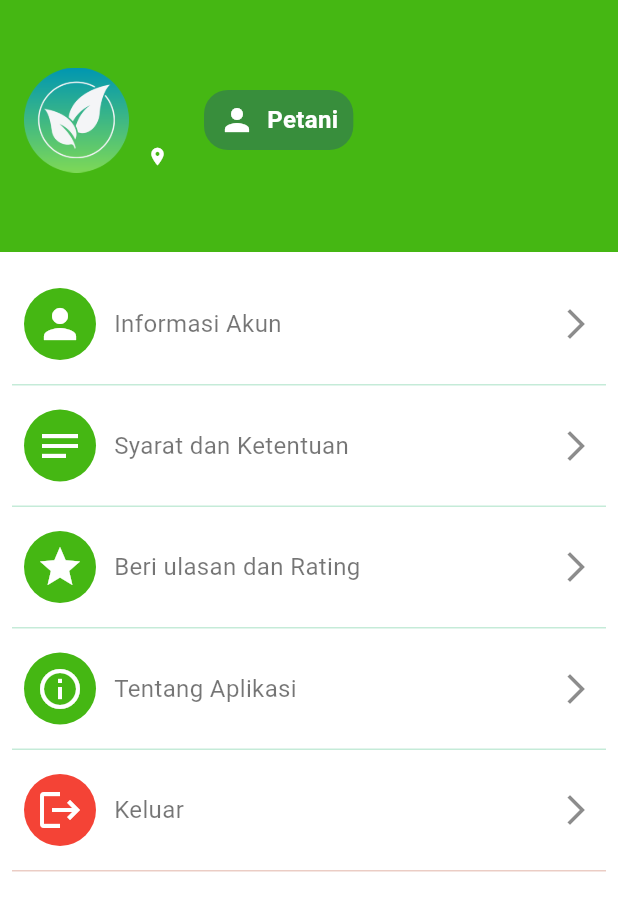
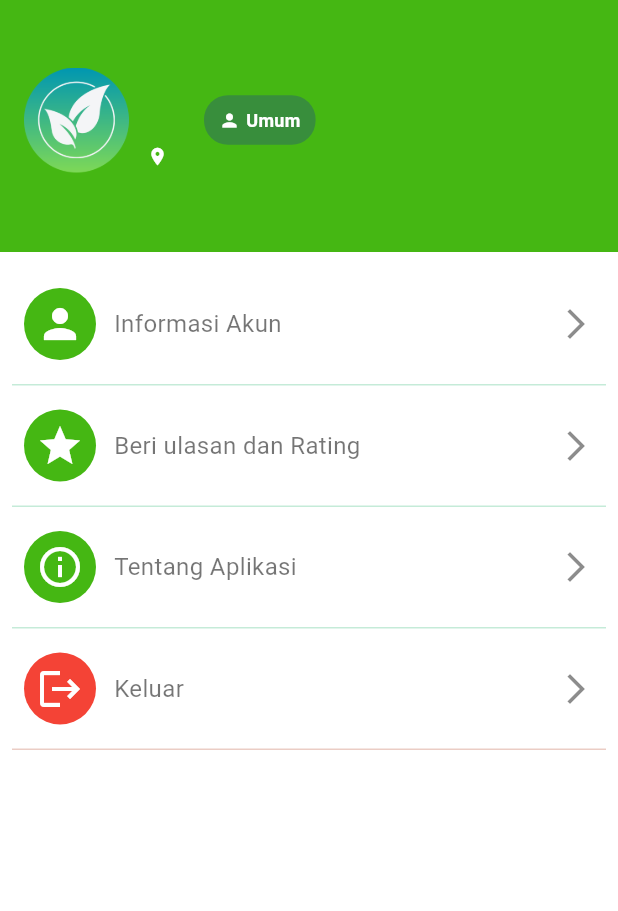
Before and after one commit to dodichakill/higrolyn, a Flutter app: the Profile screen opened directly, after a tap on "Beri ulasan dan Rating", on a phone screen of 412 x 824 dp. Shown: the top 911 px of the screen. Run offline on Flutter 3.47's test engine with Material 3 defaults, Android fonts, the light colour scheme and no system bars; our stand-ins replace another_flutter_splash_screen, camera, dio, flutter_gemini, flutter_onboarding_slider, permission_handler and 2 more; accounts and stored records are empty; network calls fail.

Commit message:
feat(profile): apply update data profile

```diff
--- /dev/null
+++ b/devtools_options.yaml
@@ -0,0 +1,3 @@
+description: This file stores settings for Dart & Flutter DevTools.
+documentation: https://docs.flutter.dev/tools/devtools/extensions#configure-extension-enablement-states
+extensions:
--- a/lib/views/Profile/profile_screen.dart
+++ b/lib/views/Profile/profile_screen.dart
@@ -3,6 +3,7 @@ import 'package:agrolyn/shared/constants.dart';
 import 'package:agrolyn/utils/assets_path.dart';
 import 'package:agrolyn/views/Profile/information_screen.dart';
 import 'package:agrolyn/views/Profile/terms_screen.dart';
+import 'package:agrolyn/widgets/deeplink.dart';
 import 'package:agrolyn/widgets/item_menu_profile.dart';
 import 'package:agrolyn/widgets/logout.dart';
 import 'package:flutter/material.dart';
@@ -10,10 +11,7 @@ import 'package:provider/provider.dart';
 import 'package:shared_preferences/shared_preferences.dart';
 
 class Profile extends StatelessWidget {
-  late final BuildContext context;
-  String? name, email, address, rolesId;
-
-  Profile({super.key});
+  const Profile({super.key});
 
   @override
   Widget build(BuildContext context) {
@@ -57,14 +55,25 @@ class Profile extends StatelessWidget {
                                                 '';
                                         String roleId =
                                             prefs.getString('roles_id') ?? '';
-
                                         return Row(children: [
                                           Row(
                                             children: [
-                                              Image.asset(
-                                                ImageAssets.logo,
-                                                width: 70,
-                                                height: 70,
+                                              ClipRRect(
+                                                borderRadius:
+                                                    BorderRadius.circular(16),
+                                                child: Image.network(
+                                                  imgProfile,
+                                                  height: 70,
+                                                  width: 70,
+                                                  errorBuilder: (context, error,
+                                                      stackTrace) {
+                                                    return Image.asset(
+                                                      ImageAssets.logo,
+                                                      height: 70,
+                                                      width: 70,
+                                                    );
+                                                  },
+                                                ),
                                               ),
                                               const SizedBox(
                                                 width: 12,
@@ -139,20 +148,22 @@ class Profile extends StatelessWidget {
                                               borderRadius:
                                                   BorderRadius.circular(16),
                                             ),
-                                            child: const Row(
+                                            child: Row(
                                               mainAxisSize: MainAxisSize.min,
                                               children: [
-                                                Icon(
+                                                const Icon(
                                                   Icons.person,
                                                   color: Colors.white,
-                                                  size: 24,
+                                                  size: 14,
                                                 ),
-                                                SizedBox(width: 8),
+                                                const SizedBox(width: 4),
                                                 Text(
-                                                  "Petani",
-                                                  style: TextStyle(
+                                                  roleId == "2"
+                                                      ? "Petani"
+                                                      : "Umum",
+                                                  style: const TextStyle(
                                                     color: Colors.white,
-                                                    fontSize: 16,
+                                                    fontSize: 12,
                                                     fontWeight: FontWeight.bold,
                                                   ),
                                                 ),
@@ -175,15 +186,16 @@ class Profile extends StatelessWidget {
                       const ItemMenuProfile(
                         icon: Icons.person,
                         name: "Informasi Akun",
-                        // page: InformationScreen(),
+                        page: InformationScreen(),
                       ),
-                      const ItemMenuProfile(
-                        icon: Icons.notes,
-                        name: "Syarat dan Ketentuan",
-                      ),
-                      const ItemMenuProfile(
+                      // const ItemMenuProfile(
+                      //   icon: Icons.notes,
+                      //   name: "Syarat dan Ketentuan",
+                      // ),
+                      ItemMenuProfile(
                         icon: Icons.star,
                         name: "Beri ulasan dan Rating",
+                        onTap: () => Deeplink.toPlaystore(null),
                       ),
                       const ItemMenuProfile(
                         icon: Icons.info_outline,
--- /dev/null
+++ b/lib/widgets/deeplink.dart
@@ -0,0 +1,35 @@
+import 'package:flutter/material.dart';
+import 'package:url_launcher/url_launcher.dart';
+
+class Deeplink {
+  static toPlaystore(context) async {
+    const String packageName =
+        "com.peat.GartenBank"; // Ganti dengan ID aplikasi Anda
+    final Uri marketUri = Uri.parse("market://details?id=$packageName");
+    final Uri playStoreUri =
+        Uri.parse("https://play.google.com/store/apps/details?id=$packageName");
+
+    try {
+      // Coba buka Play Store dengan URI market://
+      if (await canLaunchUrl(marketUri)) {
+        await launchUrl(marketUri, mode: LaunchMode.externalApplication);
+      } else {
+        // Jika gagal, gunakan fallback ke HTTP URL
+        if (await canLaunchUrl(playStoreUri)) {
+          await launchUrl(playStoreUri, mode: LaunchMode.externalApplication);
+        } else {
+          ScaffoldMessenger.of(context).showSnackBar(
+            const SnackBar(
+                backgroundColor: Colors.red,
+                content: Text(
+                  "Tidak dapat membuka halaman Play Store",
+                  style: TextStyle(color: Colors.white),
+                )),
+          );
+        }
+      }
+    } catch (e) {
+      print(e);
+    }
+  }
+}
--- a/lib/widgets/item_menu_profile.dart
+++ b/lib/widgets/item_menu_profile.dart
@@ -6,12 +6,14 @@ class ItemMenuProfile extends StatelessWidget {
   final String name;
   final IconData icon;
   final Widget? page;
+  final void Function()? onTap;
 
   const ItemMenuProfile({
     super.key,
     required this.name,
     required this.icon,
     this.page,
+    this.onTap,
   });
 
   @override
@@ -23,7 +25,8 @@ class ItemMenuProfile extends StatelessWidget {
                 context,
                 MaterialPageRoute(
                     builder: (context) => page != null ? page! : Container()))
-            : null
+            : null,
+        onTap != null ? onTap!() : null
       },
       child: Padding(
         padding: const EdgeInsets.all(8.0),
--- a/lib/widgets/text_input.dart
+++ b/lib/widgets/text_input.dart
@@ -5,17 +5,20 @@ class TextInput extends StatelessWidget {
   final String name;
   final String? defaultValue;
   final bool? isDisabled;
+  final TextEditingController controller;
   const TextInput(
       {super.key,
       required this.name,
       this.defaultValue,
-      this.isDisabled = false});
+      this.isDisabled = false,
+      required this.controller});
 
   @override
   Widget build(BuildContext context) {
     return TextFormField(
       enabled: isDisabled == false ? true : false,
       initialValue: defaultValue,
+      controller: controller,
       decoration: InputDecoration(
         labelText: name,
         focusColor: MyColors.primaryColorDark,
--- a/pubspec.yaml
+++ b/pubspec.yaml
@@ -49,6 +49,8 @@ dependencies:
   shared_preferences: ^2.3.3
   flutter_gemini: ^2.0.5
   youtube_player_flutter: ^9.1.1
+  url_launcher: ^6.3.1
+  change_app_package_name: ^1.4.0
 
 dev_dependencies:
   flutter_test:
```
Also changed, not shown: lib/api/auth_service.dart (+58 -8 lines), lib/views/Profile/information_screen.dart (+70 -68 lines), pubspec.lock, 10 other files.
